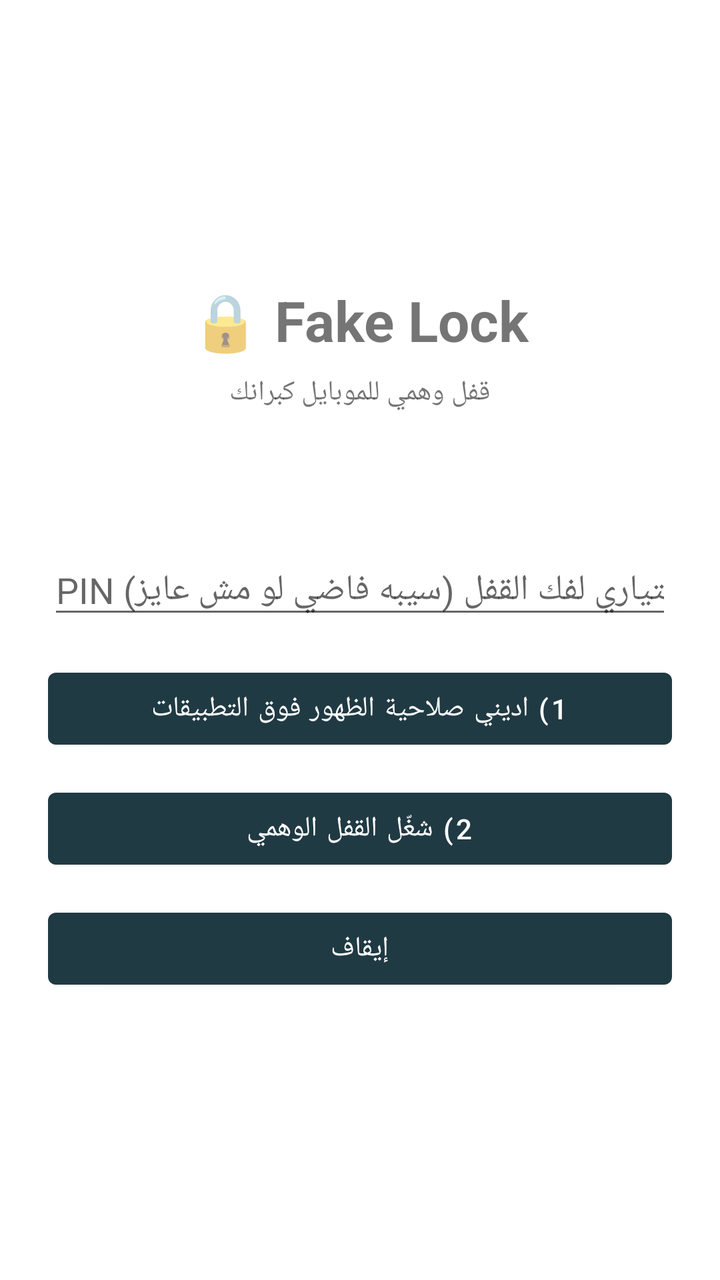
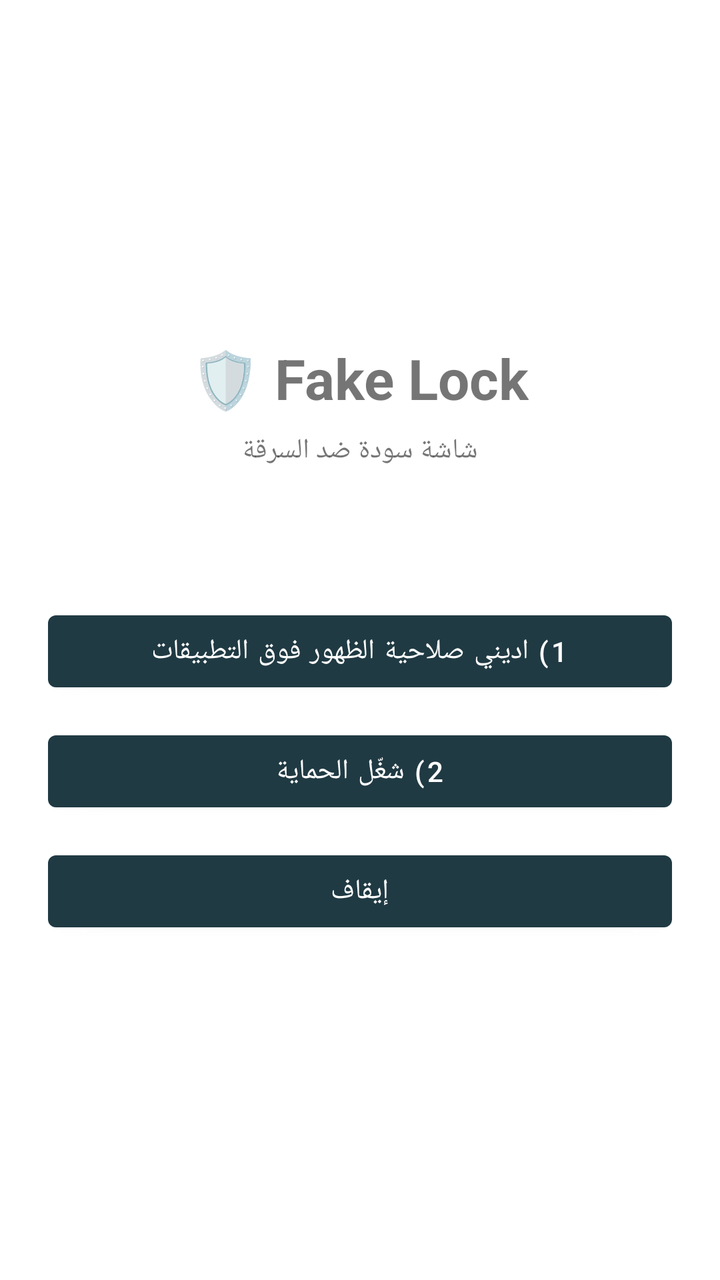

Screens rendered from an Android XML layout before and after an edit, with the pre-edit source and the edit as a unified diff.
<!-- AndroidManifest.xml: activity theme Theme.FakeLock -->
<!-- res/layout/activity_main.xml -->
<?xml version="1.0" encoding="utf-8"?>
<LinearLayout xmlns:android="http://schemas.android.com/apk/res/android"
    android:layout_width="match_parent"
    android:layout_height="match_parent"
    android:orientation="vertical"
    android:padding="24dp"
    android:gravity="center">

    <TextView
        android:layout_width="wrap_content"
        android:layout_height="wrap_content"
        android:text="🔒 Fake Lock"
        android:textSize="28sp"
        android:textStyle="bold"
        android:layout_marginBottom="8dp" />

    <TextView
        android:layout_width="wrap_content"
        android:layout_height="wrap_content"
        android:text="قفل وهمي للموبايل كبرانك"
        android:textSize="14sp"
        android:layout_marginBottom="24dp" />

    <TextView
        android:id="@+id/statusText"
        android:layout_width="match_parent"
        android:layout_height="wrap_content"
        android:textSize="14sp"
        android:gravity="center"
        android:layout_marginBottom="24dp" />

    <EditText
        android:id="@+id/pinInput"
        android:layout_width="match_parent"
        android:layout_height="wrap_content"
        android:hint="PIN اختياري لفك القفل (سيبه فاضي لو مش عايز)"
        android:inputType="numberPassword"
        android:layout_marginBottom="16dp" />

    <Button
        android:id="@+id/btnGrantOverlay"
        android:layout_width="match_parent"
        android:layout_height="wrap_content"
        android:text="1) اديني صلاحية الظهور فوق التطبيقات"
        android:layout_marginBottom="12dp" />

    <Button
        android:id="@+id/btnStart"
        android:layout_width="match_parent"
        android:layout_height="wrap_content"
        android:text="2) شغّل القفل الوهمي"
        android:layout_marginBottom="12dp" />

    <Button
        android:id="@+id/btnStop"
        android:layout_width="match_parent"
        android:layout_height="wrap_content"
        android:text="إيقاف" />

</LinearLayout>
<!-- resources referenced by this layout -->
<resources>
  <style name="Theme.FakeLock" parent="Theme.MaterialComponents.DayNight.NoActionBar">
          <item name="colorPrimary">@color/lock_bg_bottom</item>
          <item name="android:statusBarColor">@color/lock_bg_top</item>
      </style>
  <color name="lock_bg_bottom">#203A43</color>
  <color name="lock_bg_top">#0F2027</color>
</resources>

<!-- the commit's change to res/layout/activity_main.xml (unified diff, before → after) -->
@@ -9,7 +9,7 @@
     <TextView
         android:layout_width="wrap_content"
         android:layout_height="wrap_content"
-        android:text="🔒 Fake Lock"
+        android:text="🛡️ Fake Lock"
         android:textSize="28sp"
         android:textStyle="bold"
         android:layout_marginBottom="8dp" />
@@ -17,7 +17,7 @@
     <TextView
         android:layout_width="wrap_content"
         android:layout_height="wrap_content"
-        android:text="قفل وهمي للموبايل كبرانك"
+        android:text="شاشة سودة ضد السرقة"
         android:textSize="14sp"
         android:layout_marginBottom="24dp" />
 
@@ -28,14 +28,6 @@
         android:textSize="14sp"
         android:gravity="center"
         android:layout_marginBottom="24dp" />
-
-    <EditText
-        android:id="@+id/pinInput"
-        android:layout_width="match_parent"
-        android:layout_height="wrap_content"
-        android:hint="PIN اختياري لفك القفل (سيبه فاضي لو مش عايز)"
-        android:inputType="numberPassword"
-        android:layout_marginBottom="16dp" />
 
     <Button
         android:id="@+id/btnGrantOverlay"
@@ -48,7 +40,7 @@
         android:id="@+id/btnStart"
         android:layout_width="match_parent"
         android:layout_height="wrap_content"
-        android:text="2) شغّل القفل الوهمي"
+        android:text="2) شغّل الحماية"
         android:layout_marginBottom="12dp" />
 
     <Button
